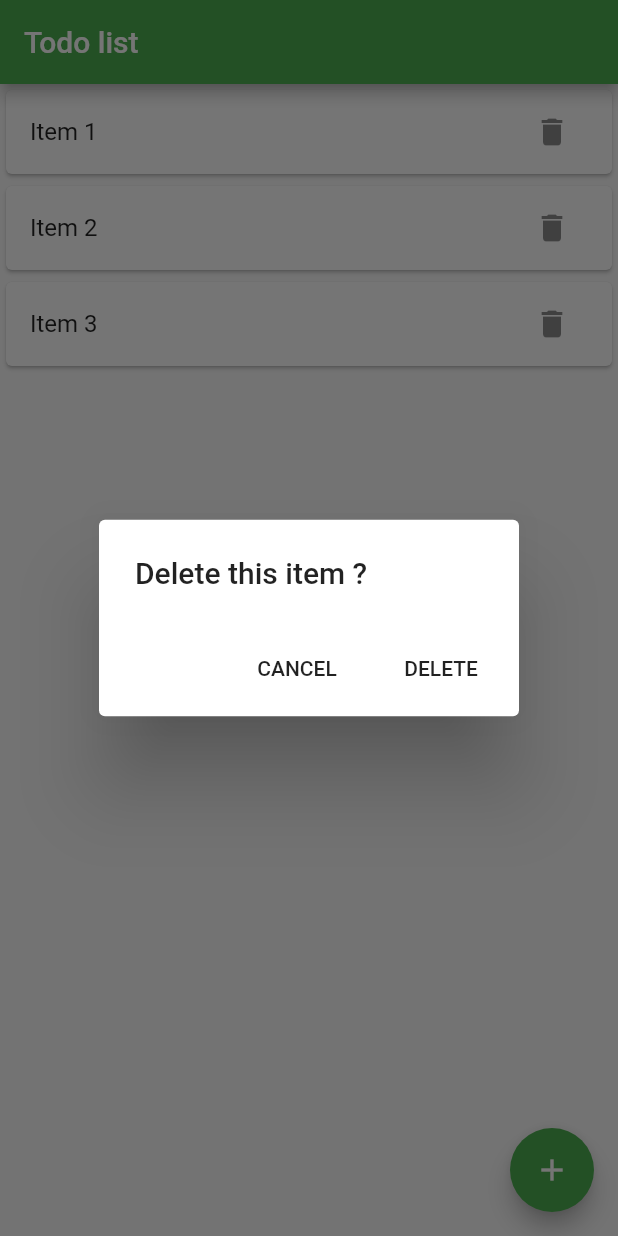
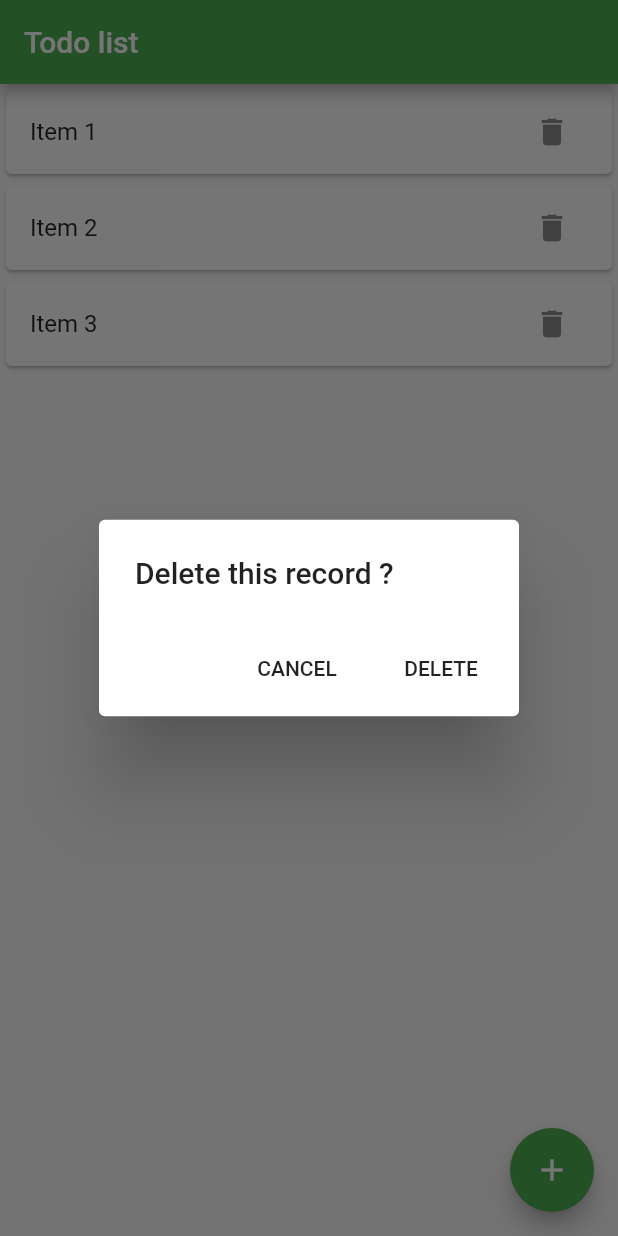
Before and after one commit to zuikov/flutter-code-lab, a Flutter app: the screen it shows after launch, after a tap on the "delete" icon, on a phone screen of 412 x 824 dp. Run offline on Flutter 3.47's test engine with Material 2 defaults, Android fonts, the phone set to English and light mode, and no system bars.

Commit message:
remove unnecessary types

```diff
--- a/lib/widgets/todo_list_widget.dart
+++ b/lib/widgets/todo_list_widget.dart
@@ -8,9 +8,9 @@ class TodoList extends StatefulWidget {
 }
 
 class TodoListState extends State<TodoList> {
-  final TextEditingController _textFieldController = TextEditingController();
+  final _textFieldController = TextEditingController();
 
-  List<String> items = ['Item 1', 'Item 2', 'Item 3'];
+  final items = ['Item 1', 'Item 2', 'Item 3'];
 
   void _addNewItem(BuildContext context) {
     showDialog<dynamic>(
@@ -51,7 +51,7 @@ class TodoListState extends State<TodoList> {
         context: context,
         builder: (context) {
           return AlertDialog(
-            title: const Text('Delete this item ?'),
+            title: const Text('Delete this record ?'),
             actions: <Widget>[
               FlatButton(
                 child: const Text('CANCEL'),
```
